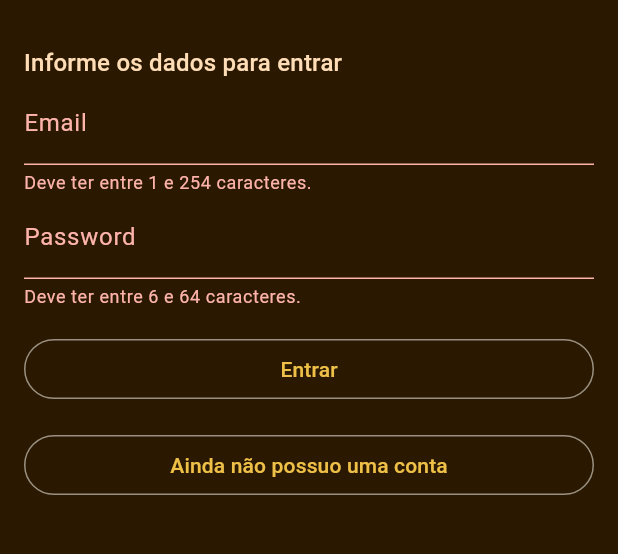
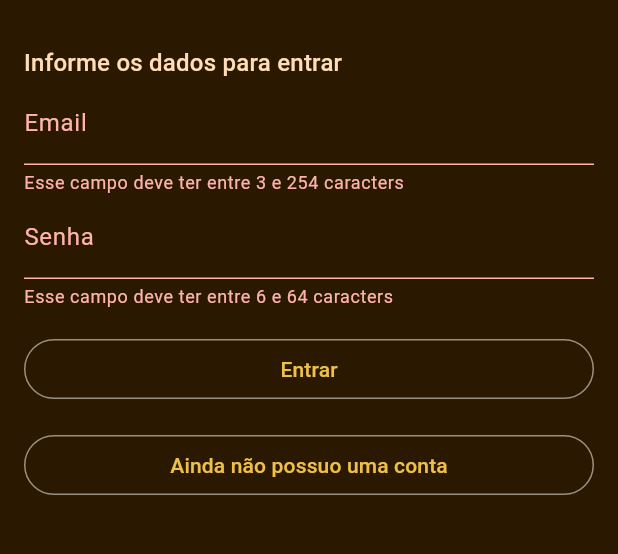
Before and after one commit to italocw/home_activity_suggestions, a Flutter app: the screen it shows after launch, after a tap on "Entrar", on a phone screen of 412 x 824 dp, the part 63-617 px from its top. Run offline on Flutter 3.47's test engine with Material 3 defaults, Android fonts, the phone set to English and light mode, and no system bars; our stand-ins replace cloud_firestore, equatable, firebase_auth, firebase_core, flutter_riverpod; accounts and stored records are empty; generated files the repository leaves out were written again.

Commit message:
Email and password input now retrieve the all de the ui values from arb file

```diff
--- a/lib/features/authentication/presentation/components/atoms/email_input.dart
+++ b/lib/features/authentication/presentation/components/atoms/email_input.dart
@@ -19,13 +19,16 @@ class _EmailInputState extends ConsumerState<EmailInput> {
     final labelText =appLocalizations.email;
     const maxEmailLengthAccordingRFC = 254;
 
+    const minCharactersAmount = 3;
+
+    final errorText = appLocalizations.this_field_must_have_between_n_and_m_characters(minCharactersAmount, maxEmailLengthAccordingRFC);
     return TextFormField(
       keyboardType: TextInputType.emailAddress,
       maxLength: maxEmailLengthAccordingRFC,
       decoration:  InputDecoration(labelText: labelText,counterText: ""),
       validator: (enteredName) {
-        if (enteredName == null || enteredName.trim().length <= 1) {
-          return 'Deve ter entre 1 e $maxEmailLengthAccordingRFC caracteres.';
+        if (enteredName == null || enteredName.trim().length < minCharactersAmount) {
+          return errorText;
         } else {
           return null;
         }
--- a/lib/features/authentication/presentation/components/atoms/password_input.dart
+++ b/lib/features/authentication/presentation/components/atoms/password_input.dart
@@ -2,6 +2,8 @@ import 'package:flutter/material.dart';
 import 'package:flutter_riverpod/flutter_riverpod.dart';
 import 'package:home_activity_suggestions/features/authentication/presentation/providers/auth_input_fields_providers.dart';
 import 'package:home_activity_suggestions/features/authentication/presentation/providers/auth_screen_state.dart';
+
+import '../../../../../core/providers.dart';
 
 class PasswordInput extends ConsumerStatefulWidget {
   const PasswordInput({super.key});
@@ -14,13 +16,20 @@ class _PasswordInputState extends ConsumerState<PasswordInput> {
   @override
   Widget build(BuildContext context) {
     const maxPasswordLength = 64;
+    final appLocalizations = ref.read(appLocalizationsProvider);
+    final labelText =appLocalizations.password;
+
+    const minCharactersAmount = 6;
+
+    final errorText = appLocalizations.this_field_must_have_between_n_and_m_characters(minCharactersAmount, maxPasswordLength);
+
     return TextFormField(
       obscureText: true,
       maxLength: maxPasswordLength,
-      decoration: const InputDecoration(labelText: 'Password', counterText: ""),
+      decoration:  InputDecoration(labelText: labelText, counterText: ""),
       validator: (enteredPassword) {
-        if (enteredPassword == null || enteredPassword.trim().length <= 6) {
-          return 'Deve ter entre 6 e $maxPasswordLength caracteres.';
+        if (enteredPassword == null || enteredPassword.trim().length < minCharactersAmount) {
+          return errorText;
         } else {
           return null;
         }
--- a/lib/l10n/app_pt.arb
+++ b/lib/l10n/app_pt.arb
@@ -14,5 +14,17 @@
     "user_not_found": "Usuário não encontrado",
     "invalid_credentials": "Dados informados não estão corretos",
     "email_already_in_use": "Email já está em uso",
-    "weak_password": "Senha fraca"
+    "weak_password": "Senha fraca",
+    "this_field_must_not_be_empty": "Esse campo não pode ser vazio",
+    "this_field_must_have_between_n_and_m_characters": "Esse campo deve ter entre {min} e {max} caracters",
+    "@this_field_must_have_between_n_and_m_characters" : {
+        "placeholders": {
+            "min": {
+                "type": "int"
+            },
+            "max": {
+                "type": "int"
+            }
+        }
+    }
 }
```
Also changed, not shown: 1 other file.
